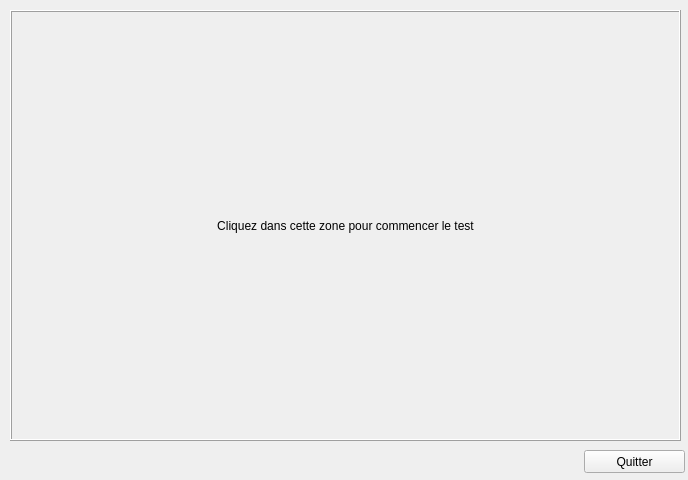
This is fittswindow.ui in Anthex/GL40 as Qt 5 draws it before an edit. The edited form follows.
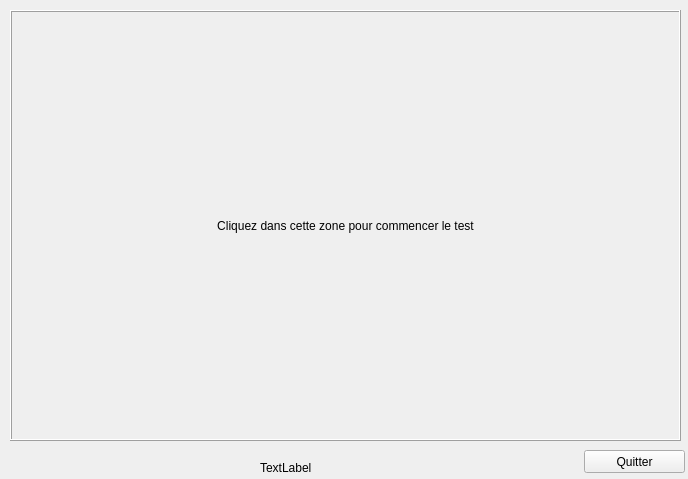
This is the edited form. Custom widgets are drawn as their Qt base class.

Commit message: implemented results window

The edit to the form file:
```diff
--- a/fittswindow.ui
+++ b/fittswindow.ui
@@ -7,7 +7,7 @@
     <x>0</x>
     <y>0</y>
     <width>688</width>
-    <height>480</height>
+    <height>479</height>
    </rect>
   </property>
   <property name="windowTitle">
@@ -57,8 +57,8 @@
   <widget class="QLabel" name="label">
    <property name="geometry">
     <rect>
-     <x>340</x>
-     <y>510</y>
+     <x>260</x>
+     <y>460</y>
      <width>161</width>
      <height>16</height>
     </rect>
```
The commit also changes 5 other files.
